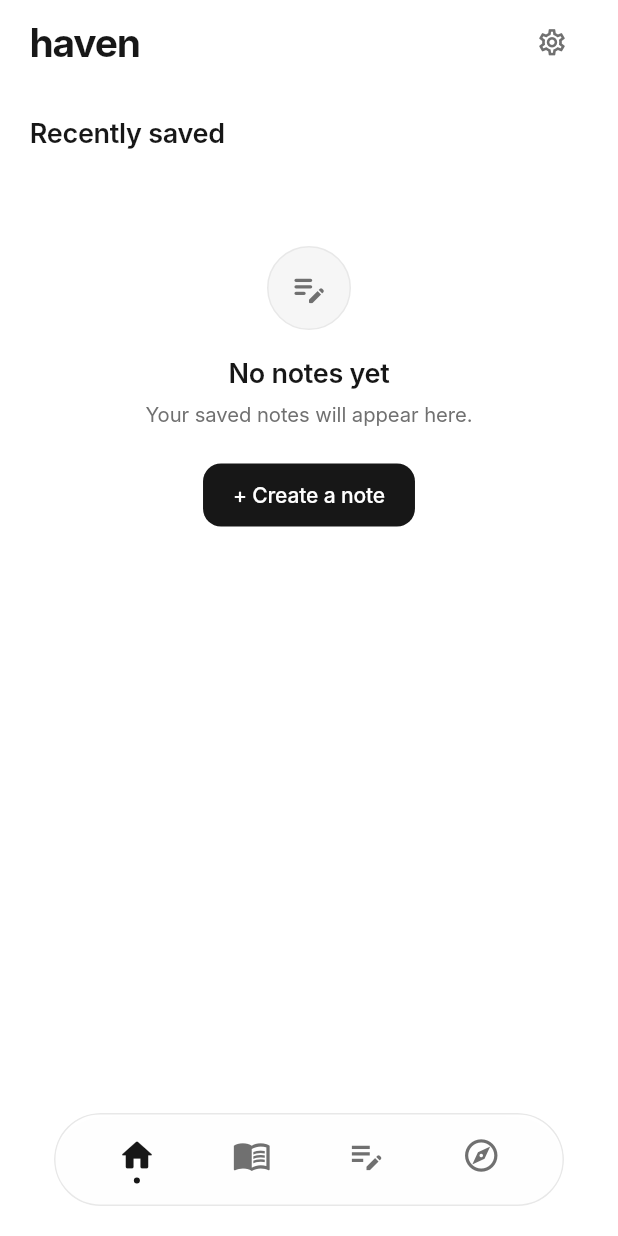
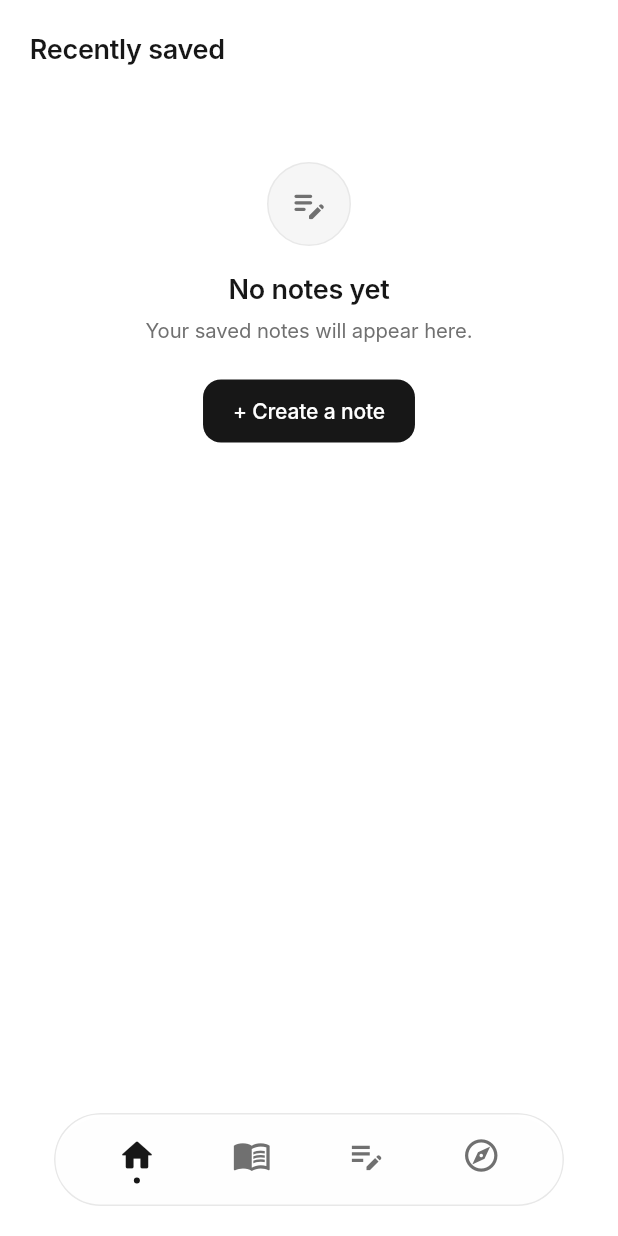
Before and after one commit to bhvyshrm/Haven, a Flutter app: the screen it shows after launch, on a phone screen of 412 x 824 dp. Run offline on Flutter 3.47's test engine with Material 3 defaults, Android fonts, the phone set to English and light mode, and no system bars; our stand-ins replace file_picker, flutter_local_notifications, google_sign_in, local_auth, share_plus, shared_preferences and 3 more; missing offline and left inert: googleapis; accounts and stored records are empty; Roboto replaces fonts that are missing (Inter).

Commit message:
feat(nav): integrate HavenTabSwitcher and PopScope in MainShell

```diff
--- a/lib/features/main_shell.dart
+++ b/lib/features/main_shell.dart
@@ -1,18 +1,16 @@
-import 'package:flutter/cupertino.dart';
 import 'package:flutter/material.dart';
 import 'package:provider/provider.dart';
 
 import '../core/state/haven_state.dart';
 import '../core/theme/haven_colors.dart';
 import '../core/theme/haven_typography.dart';
-import '../core/widgets/haven_header.dart';
 import '../core/widgets/haven_bottom_nav.dart';
 import '../core/widgets/haven_responsive_container.dart';
+import '../core/widgets/haven_tab_switcher.dart';
 import 'home/home_screen.dart';
 import 'journal/journal_screen.dart';
 import 'notes/notes_screen.dart';
 import 'discover/discover_screen.dart';
-import 'settings/settings_screen.dart';
 
 class MainShell extends StatelessWidget {
   const MainShell({super.key});
@@ -30,6 +28,7 @@ class MainShell extends StatelessWidget {
     final canvasColor = isDark
         ? HavenColors.darkCanvas
         : HavenColors.lightCanvas;
+    final isKeyboardVisible = MediaQuery.viewInsetsOf(context).bottom > 0;
 
     // If app lock is active
     if (state.isLocked) {
@@ -90,38 +89,24 @@ class MainShell extends StatelessWidget {
       );
     }
 
-    // Only Home (tab index 0) displays the canonical 'haven' header wordmark.
-    // The theme toggle is removed from the header (it lives inside Settings).
-    final isHome = state.currentTabIndex == 0;
-
-    return Scaffold(
+    return PopScope(
+      canPop: state.currentTabIndex == 0,
+      onPopInvokedWithResult: (didPop, result) {
+        if (didPop) return;
+        if (state.currentTabIndex != 0) {
+          state.popTab();
+        }
+      },
+      child: Scaffold(
         backgroundColor: canvasColor,
-      appBar: isHome
-          ? HavenHeader(
-              isHome: true,
-              trailing: IconButton(
-                icon: Icon(
-                  Icons.settings_outlined,
-                  size: 21.0,
-                  color: secondaryTextColor,
-                ),
-                onPressed: () {
-                  Navigator.of(context).push(
-                    CupertinoPageRoute(builder: (_) => const SettingsScreen()),
-                  );
-                },
-                tooltip: 'Settings',
-              ),
-            )
-          : null,
         body: Stack(
           children: [
             HavenResponsiveContainer(
               child: SafeArea(
-              top: !isHome, // Non-home screens handle status-bar safe area directly
+                top: true,
                 bottom: false,
-              child: IndexedStack(
-                index: state.currentTabIndex,
+                child: HavenTabSwitcher(
+                  currentIndex: state.currentTabIndex,
                   children: const [
                     HomeScreen(),
                     JournalScreen(),
@@ -131,12 +116,14 @@ class MainShell extends StatelessWidget {
                 ),
               ),
             ),
+            if (!isKeyboardVisible)
               HavenBottomNav(
                 currentIndex: state.currentTabIndex,
                 onIndexChanged: (idx) => state.setTabIndex(idx),
               ),
           ],
         ),
+      ),
     );
   }
 }
```
Lines whose indentation alone changed are shown as unchanged.
